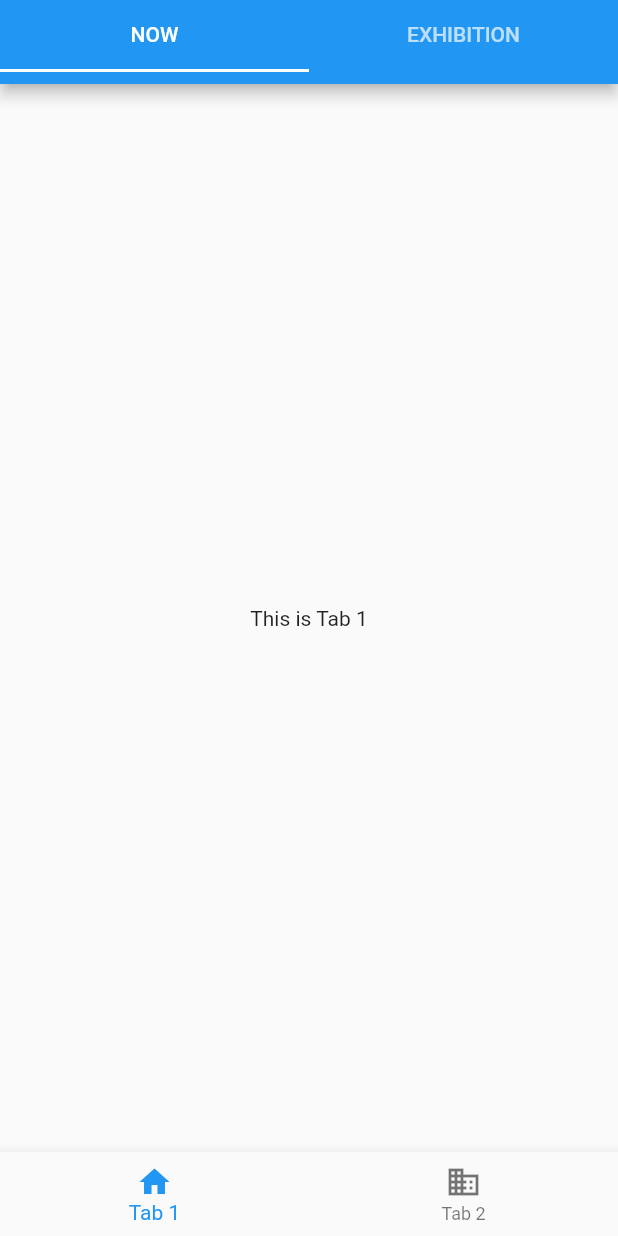
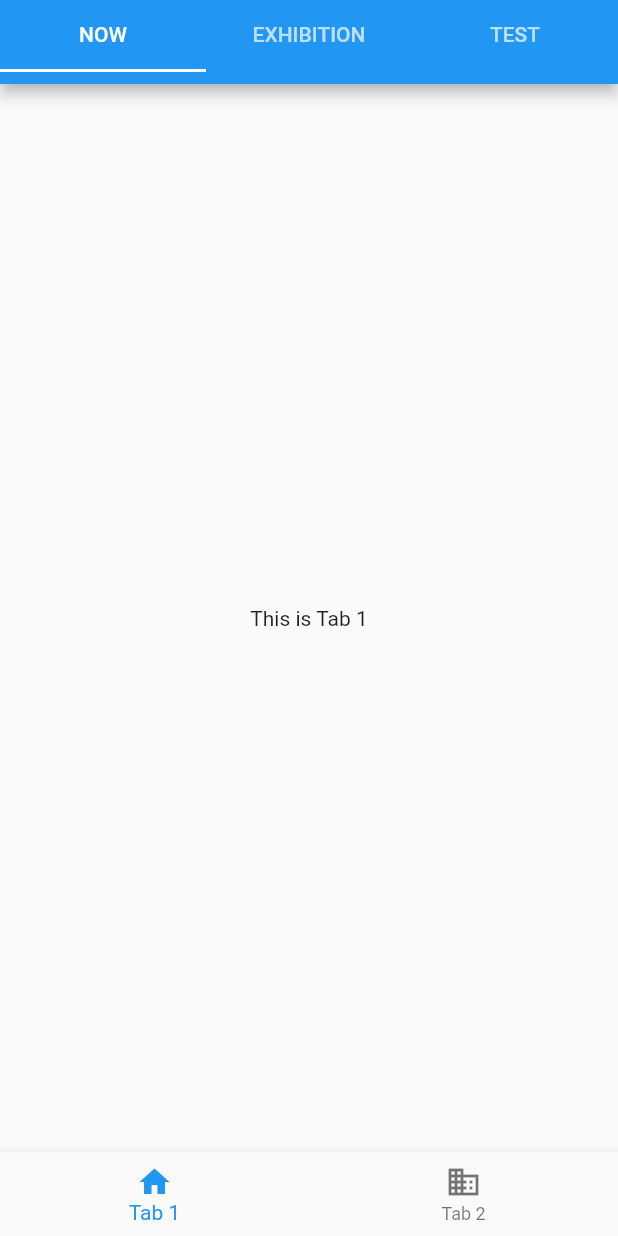
Before and after one commit to chg1179/Flutter_exhibition, a Flutter app: the screen it shows after launch, on a phone screen of 412 x 824 dp. Run offline on Flutter 3.47's test engine with Material 2 defaults, Android fonts, the phone set to English and light mode, and no system bars.

Commit message:
test 세번째 커밋

```diff
--- a/lib/main.dart
+++ b/lib/main.dart
@@ -36,6 +36,7 @@ class _MyAppState extends State<MyApp> {
                     tabs: [
                       Tab(text: 'NOW'),
                       Tab(text: 'EXHIBITION'),
+                      Tab(text: 'TEST'),
                     ],
                   ),
                 ],
```
